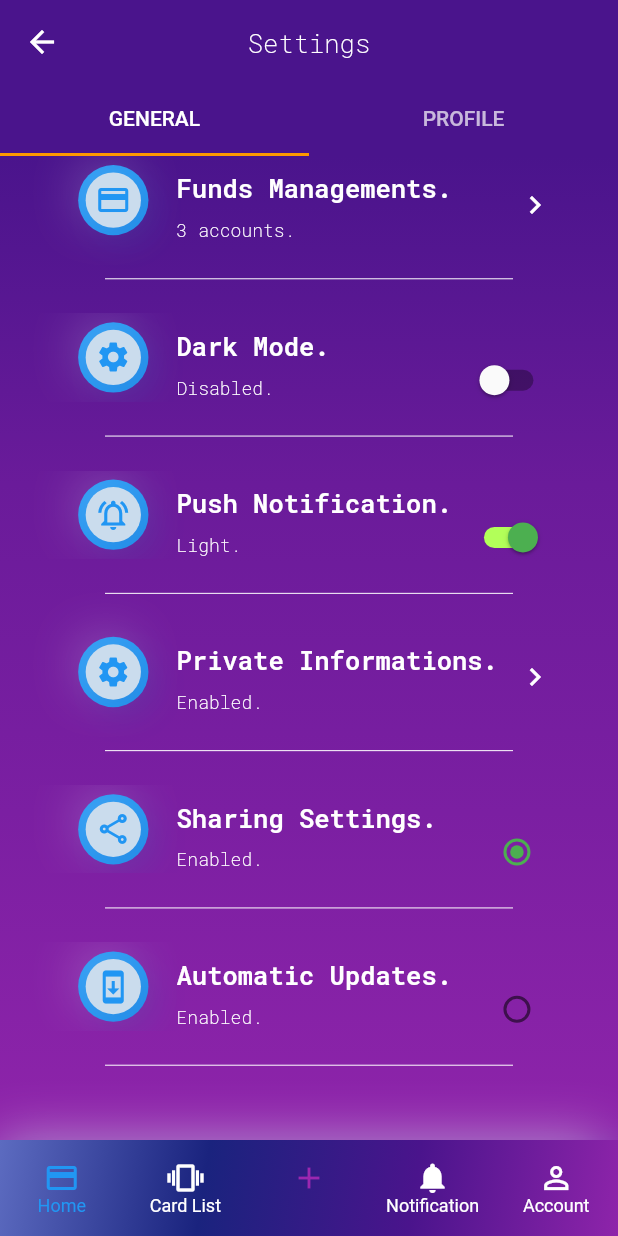
After one commit to Chienja-Dev-Inc/wallet_ui_dev, a Flutter app: the WalletUserProfile screen opened directly, on a phone screen of 412 x 824 dp. The commit adds this screen. Run offline on Flutter 3.47's test engine with Material 2 defaults, Android fonts, the phone set to English and light mode, and no system bars; our stand-ins replace auto_size_text, fl_chart, flutter_swiper, google_fonts, simple_animations, supercharged; missing offline and left inert: credit_card_slider.

Commit message:
settings UI

```diff
--- /dev/null
+++ b/lib/components/settings/wallet_user_profile.dart
@@ -0,0 +1,495 @@
+import 'package:drdp/components/utils/wallet_list_tile_with_icon.dart';
+import 'package:drdp/components/utils/wallet_list_tile_with_widget_trailing.dart';
+import 'package:drdp/components/wallet_bottomnav.dart';
+import 'package:drdp/config/colors.dart';
+import 'package:drdp/config/size.dart';
+import 'package:flutter/material.dart';
+
+class WalletUserProfile extends StatefulWidget {
+  @override
+  _WalletUserProfileState createState() => _WalletUserProfileState();
+}
+
+class _WalletUserProfileState extends State<WalletUserProfile>
+    with SingleTickerProviderStateMixin {
+  TabController _controller;
+
+  int _selectedIndex = 0;
+
+  List<Widget> list = [
+    Tab(
+      text: 'General'.toUpperCase(),
+    ),
+    Tab(
+      text: 'Profile'.toUpperCase(),
+    ),
+  ];
+
+  @override
+  void initState() {
+    super.initState();
+    // Create TabController for getting the index of current tab
+    _controller = TabController(length: list.length, vsync: this);
+
+    _controller.addListener(() {
+      setState(() {
+        _selectedIndex = _controller.index;
+      });
+      print("Selected Index: " + _controller.index.toString());
+    });
+  }
+
+  @override
+  Widget build(BuildContext context) {
+    var height = SizeConfig.getHeight(context);
+    var width = SizeConfig.getWidth(context);
+    return Scaffold(
+      floatingActionButtonLocation: FloatingActionButtonLocation.centerDocked,
+      bottomNavigationBar: WalletBottomNavigation(),
+      appBar: AppBar(
+        elevation: 0.0,
+        backgroundColor: Colors.purple[900],
+        centerTitle: true,
+        leading: Padding(
+          padding: const EdgeInsets.all(15.0),
+          child: InkWell(
+            onTap: () => Navigator.pop(context),
+            child: Icon(Icons.arrow_back_outlined),
+          ),
+        ),
+        actions: [],
+        bottom: TabBar(
+          indicatorColor: Colors.orange,
+          onTap: (index) {
+            // Should not used it as it only called when tab options are clicked,
+            // not when user swapped
+          },
+          controller: _controller,
+          tabs: list,
+        ),
+        title: Text(
+          'Settings',
+          style: AppColors.kFontStyle,
+        ),
+      ),
+      body: TabBarView(
+        controller: _controller,
+        children: [
+          _GeneralTab(),
+          _UserProfileTab(),
+        ],
+      ),
+    );
+  }
+}
+
+class _GeneralTab extends StatefulWidget {
+  @override
+  __GeneralTabState createState() => __GeneralTabState();
+}
+
+class __GeneralTabState extends State<_GeneralTab> {
+  bool darkMode = false;
+  bool pushNotification = true;
+
+  int _radioValue = 0;
+
+  bool _result = false;
+
+  void _handleRadioValueChange(int value) {
+    setState(() {
+      _radioValue = value;
+
+      switch (_radioValue) {
+        case 0:
+          _result = true;
+          break;
+        case 1:
+          _result = true;
+          break;
+        case 2:
+          _result = true;
+          break;
+      }
+    });
+  }
+
+  @override
+  Widget build(BuildContext context) {
+    return Container(
+      decoration: BoxDecoration(
+        gradient: LinearGradient(
+          colors: AppColors.gradienTInTabsColors,
+          begin: Alignment.topCenter,
+          end: Alignment.bottomCenter,
+        ),
+      ),
+      child: ListView(
+        scrollDirection: Axis.vertical,
+        children: [
+          WalletListTileWithIcon(
+            isLeading: true,
+            isTrailing: true,
+            isImage: false,
+            isText: false,
+            subtitle: '3 accounts.',
+            title: 'Funds Managements.',
+            onPressed: () {},
+            icon2: Icon(
+              Icons.chevron_right_outlined,
+              color: Colors.white,
+            ),
+            icon: Icon(
+              Icons.credit_card_outlined,
+              color: Colors.blue,
+            ),
+          ),
+          Padding(
+            padding: AppColors.navThinPadingDivider,
+            child: Divider(color: Colors.white),
+          ),
+          WalletListTileWithWidgetTrailing(
+            isLeading: true,
+            isTrailing: true,
+            isImage: false,
+            isText: false,
+            subtitle: 'Disabled.',
+            title: 'Dark Mode.',
+            onPressed: () {},
+            icon: Icon(
+              Icons.settings,
+              color: Colors.blue,
+            ),
+            childLeading: Switch(
+              value: darkMode,
+              onChanged: (value) {
+                setState(() {
+                  darkMode = value;
+                  print(darkMode);
+                });
+              },
+              activeTrackColor: Colors.lightGreenAccent,
+              activeColor: Colors.green,
+            ),
+          ),
+          Padding(
+            padding: AppColors.navThinPadingDivider,
+            child: Divider(color: Colors.white),
+          ),
+          WalletListTileWithWidgetTrailing(
+            isLeading: true,
+            isTrailing: true,
+            isImage: false,
+            isText: false,
+            subtitle: 'Light.',
+            title: 'Push Notification.',
+            onPressed: () {},
+            icon: Icon(
+              Icons.notifications_on_outlined,
+              color: Colors.blue,
+            ),
+            childLeading: Switch(
+              value: pushNotification,
+              onChanged: (value) {
+                setState(() {
+                  pushNotification = value;
+                  print(pushNotification);
+                });
+              },
+              activeTrackColor: Colors.lightGreenAccent,
+              activeColor: Colors.green,
+            ),
+          ),
+          Padding(
+            padding: AppColors.navThinPadingDivider,
+            child: Divider(color: Colors.white),
+          ),
+          WalletListTileWithWidgetTrailing(
+            isLeading: true,
+            isTrailing: true,
+            isImage: false,
+            isText: false,
+            subtitle: 'Enabled.',
+            title: 'Private Informations.',
+            onPressed: () {},
+            icon: Icon(
+              Icons.settings,
+              color: Colors.blue,
+            ),
+            childLeading: Icon(
+              Icons.chevron_right_outlined,
+              color: Colors.white,
+            ),
+          ),
+          Padding(
+            padding: AppColors.navThinPadingDivider,
+            child: Divider(color: Colors.white),
+          ),
+          WalletListTileWithWidgetTrailing(
+            isLeading: true,
+            isTrailing: true,
+            isImage: false,
+            isText: false,
+            subtitle: 'Enabled.',
+            title: 'Sharing Settings.',
+            onPressed: () {},
+            icon: Icon(
+              Icons.share_outlined,
+              color: Colors.blue,
+            ),
+            childLeading: Radio(
+                value: 0,
+                groupValue: _radioValue,
+                onChanged: _handleRadioValueChange,
+                activeColor: Colors.green),
+          ),
+          Padding(
+            padding: AppColors.navThinPadingDivider,
+            child: Divider(color: Colors.white),
+          ),
+          WalletListTileWithWidgetTrailing(
+            isLeading: true,
+            isTrailing: true,
+            isImage: false,
+            isText: false,
+            subtitle: 'Enabled.',
+            title: 'Automatic Updates.',
+            onPressed: () {},
+            icon: Icon(
+              Icons.system_update,
+              color: Colors.blue,
+            ),
+            childLeading: Radio(
+              value: 1,
+              groupValue: _radioValue,
+              onChanged: _handleRadioValueChange,
+              activeColor: Colors.green,
+            ),
+          ),
+          Padding(
+            padding: AppColors.navThinPadingDivider,
+            child: Divider(color: Colors.white),
+          ),
+        ],
+      ),
+    );
+  }
+}
+
+class _UserProfileTab extends StatelessWidget {
+  @override
+  Widget build(BuildContext context) {
+    var width = SizeConfig.getWidth(context);
+    return Container(
+      decoration: BoxDecoration(
+        gradient: LinearGradient(
+          colors: AppColors.gradienTInTabsColors,
+          begin: Alignment.topCenter,
+          end: Alignment.bottomCenter,
+        ),
+      ),
+      child: ListView(
+        scrollDirection: Axis.vertical,
+        children: [
+          Container(
+            height: width / 1.9,
+            child: Stack(
+              children: [
+                Padding(
+                  padding: EdgeInsets.all(20),
+                  child: Center(
+                    child: CircleAvatar(
+                      backgroundColor: AppColors.successColor,
+                      radius: 60,
+                      child: CircleAvatar(
+                        radius: 58,
+                        backgroundColor: AppColors.primaryWhite,
+                        backgroundImage: AssetImage('assets/images/user.png'),
+                      ),
+                    ),
+                  ),
+                ),
+                Positioned(
+                  bottom: width / 10,
+                  left: width / 3.1,
+                  child: CircleAvatar(
+                    radius: 20,
+                    backgroundColor: AppColors.successColor,
+                    child: CircleAvatar(
+                      radius: 18,
+                      backgroundColor: Colors.blue[900],
+                      child: Icon(
+                        Icons.mode_edit,
+                        color: Colors.white70,
+                      ),
+                    ),
+                  ),
+                )
+              ],
+            ),
+          ),
+          Row(
+            children: [
+              Padding(
+                padding: AppColors.profilePading,
+                child: Text(
+                  'Agoo Clinton',
+                  style: AppColors.kFontBalanceStyle,
+                ),
+              ),
+              Icon(
+                Icons.mode_edit,
+                color: Colors.white70,
+                size: 15,
+              )
+            ],
+          ),
+          Padding(
+            padding: AppColors.profilePading,
+            child: Divider(color: Colors.white),
+          ),
+          Row(
+            children: [
+              Padding(
+                padding: AppColors.profilePading,
+                child: Text(
+                  'Username:',
+                  style: AppColors.kProfileFontStyle,
+                ),
+              ),
+            ],
+          ),
+          Row(
+            children: [
+              Padding(
+                padding: AppColors.profilePading,
+                child: Text(
+                  '@Kchienja.',
+                  style: AppColors.kFontAccountFigStyle,
+                ),
+              ),
+            ],
+          ),
+          Padding(
+            padding: AppColors.profilePading,
+            child: Divider(color: Colors.white),
+          ),
+          Row(
+            children: [
+              Padding(
+                padding: AppColors.profilePading,
+                child: Text(
+                  'Email:',
+                  style: AppColors.kProfileFontStyle,
+                ),
+              ),
+            ],
+          ),
+          Row(
+            children: [
+              Padding(
+                padding: AppColors.profilePading,
+                child: Text(
+                  'computerscience2.10@gmail.com.',
+                  style: AppColors.kEmailProfileFontAccountFigStyle,
+                ),
+              ),
+            ],
+          ),
+          Padding(
+            padding: AppColors.profilePading,
+            child: Divider(color: Colors.white),
+          ),
+          Row(
+            children: [
+              Padding(
+                padding: AppColors.profilePading,
+                child: Text(
+                  'Linked Accounts:',
+                  style: AppColors.kProfileFontStyle,
+                ),
+              ),
+            ],
+          ),
+          Padding(
+            padding: AppColors.profilePading,
+            child: Row(
+              mainAxisAlignment: MainAxisAlignment.start,
+              children: [
+                CircleAvatar(
+                  radius: 30,
+                  backgroundColor: AppColors.successColor,
+                  child: CircleAvatar(
+                    radius: 29,
+                    backgroundColor: AppColors.primaryWhite,
+                    child: Icon(Icons.add),
+                  ),
+                ),
+                SizedBox(width: 10),
+                CircleAvatar(
+                  radius: 30,
+                  backgroundColor: AppColors.successColor,
+                  child: CircleAvatar(
+                    radius: 28,
+                    backgroundColor: AppColors.primaryWhite,
+                    backgroundImage: AssetImage('assets/profile/user1.jpg'),
+                  ),
+                ),
+                SizedBox(width: 10),
+                CircleAvatar(
+                  radius: 30,
+                  backgroundColor: AppColors.successColor,
+                  child: CircleAvatar(
+                    radius: 28,
+                    backgroundColor: AppColors.primaryWhite,
+                    backgroundImage: AssetImage('assets/profile/user2.jpg'),
+                  ),
+                ),
+                SizedBox(width: 10),
+                CircleAvatar(
+                  radius: 30,
+                  backgroundColor: AppColors.successColor,
+                  child: CircleAvatar(
+                    radius: 28,
+                    backgroundColor: AppColors.primaryWhite,
+                    backgroundImage: AssetImage('assets/profile/user3.jpg'),
+                  ),
+                ),
+              ],
+            ),
+          ),
+          Padding(
+            padding: AppColors.profilePading,
+            child: Divider(color: Colors.white),
+          ),
+          Row(
+            children: [
+              Padding(
+                padding: AppColors.profilePading,
+                child: Text(
+                  'Account Description.',
+                  style: AppColors.kProfileFontStyle,
+                ),
+              ),
+            ],
+          ),
+          Row(
+            children: [
+              Padding(
+                padding: AppColors.profilePading,
+                child: Text(
+                  " Lorem ipsum dolor sit amet \nconsectetur adipisicing elit. \nRepellat assumenda accusamus animi\n quasi maiores ducimus autem\n reprehenderit! Temporibus\n reiciendis vitae quia similique\n ratione. Sint facilis ipsa magni\n delectus itaque quae quibusdam,\n explicabo nemo qui fugit. ",
+                  style: AppColors.kEmailProfileFontAccountFigStyle,
+                ),
+              ),
+            ],
+          ),
+          Padding(
+            padding: AppColors.profilePading,
+            child: Divider(color: Colors.white),
+          ),
+        ],
+      ),
+    );
+  }
+}
--- /dev/null
+++ b/lib/components/utils/wallet_list_tile_with_widget_trailing.dart
@@ -0,0 +1,108 @@
+import 'package:flutter/material.dart';
+
+import 'package:drdp/config/colors.dart';
+import 'package:drdp/config/size.dart';
+
+class WalletListTileWithWidgetTrailing extends StatelessWidget {
+  final String subtitle;
+  final Function onPressed;
+  final String title;
+  final Icon icon;
+
+  final bool isImage;
+  final bool isText;
+  final String text;
+  final Image image;
+
+  final bool isTrailing;
+  final bool isLeading;
+
+  final Widget childLeading;
+
+  WalletListTileWithWidgetTrailing({
+    Key key,
+    @required this.subtitle,
+    this.onPressed,
+    @required this.title,
+    @required this.isImage,
+    @required this.isTrailing,
+    @required this.isLeading,
+    this.image,
+    this.childLeading,
+    @required this.isText,
+    this.icon,
+
+    this.text,
+  }) : super(key: key);
+  @override
+  Widget build(BuildContext context) {
+    var width = SizeConfig.getWidth(context);
+    return Container(
+      height: width / 7,
+      child: Stack(
+        children: [
+          Positioned(
+            left: width / 10,
+            child: Container(
+              height: width / 7,
+              width: width / 6,
+              decoration: BoxDecoration(
+                shape: BoxShape.circle,
+              ),
+              child: Stack(
+                children: <Widget>[
+                  Center(
+                    child: Container(
+                      margin: EdgeInsets.all(6),
+                      decoration: BoxDecoration(
+                        color: Colors.blue,
+                        shape: BoxShape.circle,
+                      ),
+                    ),
+                  ),
+                  Center(
+                    child: Container(
+                      margin: EdgeInsets.all(11),
+                      decoration: BoxDecoration(
+                        color: AppColors.primaryWhite,
+                        boxShadow: AppColors.neumorpShadow,
+                        shape: BoxShape.circle,
+                      ),
+                    ),
+                  ),
+                  Padding(
+                    padding: const EdgeInsets.all(8.0),
+                    child: Center(
+                      child: isLeading
+                          ? isImage
+                              ? image
+                              : icon
+                          : isImage
+                              ? image
+                              : icon,
+                    ),
+                  )
+                ],
+              ),
+            ),
+          ),
+          Positioned(
+            left: width / 3.5,
+            top: width / 40,
+            child: Text(title, style: AppColors.kFontNavStyle),
+          ),
+          Positioned(
+            left: width / 3.5,
+            top: width / 10,
+            child: Text(subtitle, style: AppColors.kAddFundSubFontStyle),
+          ),
+          Positioned(
+              right: width / 9.5,
+              top: width / 20,
+              child: childLeading
+          ),
+        ],
+      ),
+    );
+  }
+}
--- a/lib/config/colors.dart
+++ b/lib/config/colors.dart
@@ -3,12 +3,15 @@ import 'package:google_fonts/google_fonts.dart';
 
 class AppColors {
   static Color primaryWhite = Color(0xFFCADCED);
+  static Color successColor = Colors.green[700];
 
   // static Color primaryWhite = Colors.indigo[100];
   static EdgeInsets navPading = EdgeInsets.fromLTRB(70.0, 10, 70, 10);
   static EdgeInsets addFundPading = EdgeInsets.fromLTRB(40.0, 10, 70, 0);
   static EdgeInsets addRulePading = EdgeInsets.fromLTRB(40.0, 20, 280, 10);
   static EdgeInsets navPadingDivider = EdgeInsets.fromLTRB(70.0, 25, 70, 25);
+  static EdgeInsets navThinPadingDivider = EdgeInsets.fromLTRB(70.0, 15, 70, 15);
+  static EdgeInsets profilePading = EdgeInsets.fromLTRB(25.0, 5, 25, 10);
   static EdgeInsets addFundPadingDivider = EdgeInsets.fromLTRB(40.0, 10, 40, 0);
   // static EdgeInsets navPading2 = EdgeInsets.fromLTRB(10.0, 60, 70, 10);
   static List pieColors = [
@@ -22,6 +25,7 @@ class AppColors {
   static TextStyle kFontNavStyle = GoogleFonts.getFont('Roboto Mono',color: Colors.white, fontWeight: FontWeight.w600, fontSize: 17);
   static TextStyle kFontStyle = GoogleFonts.getFont('Roboto Mono',color: Colors.white, fontWeight: FontWeight.w200, fontSize: 17);
   static TextStyle kAddFundSubFontStyle = GoogleFonts.getFont('Roboto Mono',color: Colors.white, fontWeight: FontWeight.w200, fontSize: 12);
+  static TextStyle kProfileFontStyle = GoogleFonts.getFont('Roboto Mono',color: Colors.white, fontWeight: FontWeight.w200, fontSize: 15);
   static TextStyle kAddFundFontStyle = GoogleFonts.getFont('Merriweather',color: Colors.white, fontWeight: FontWeight.w300, fontSize: 15);
   static TextStyle kFontDollarStyle = GoogleFonts.getFont('Poppins',
       color: Colors.white, fontWeight: FontWeight.w200, fontSize: 17);
@@ -31,8 +35,8 @@ class AppColors {
       color: Colors.blueGrey, fontWeight: FontWeight.bold, fontSize: 50);
   static TextStyle kFontBalanceFigStyle = GoogleFonts.getFont('Merriweather',
       color: Colors.white, fontWeight: FontWeight.w100, fontSize: 45);
-  static TextStyle kFontAccountFigStyle = GoogleFonts.getFont('Merriweather',
-      color: Colors.white, fontWeight: FontWeight.w100, fontSize: 25);
+  static TextStyle kFontAccountFigStyle = GoogleFonts.getFont('Merriweather',color: Colors.white, fontWeight: FontWeight.w100, fontSize: 25);
+  static TextStyle kEmailProfileFontAccountFigStyle = GoogleFonts.getFont('Merriweather',color: Colors.white, fontWeight: FontWeight.w100, fontSize: 18);
   static List<Color> gradienColors = [
     Colors.indigo[400],
     Colors.indigo[900],
--- a/pubspec.yaml
+++ b/pubspec.yaml
@@ -56,6 +56,7 @@ flutter:
 
   assets:
     - assets/images/
+    - assets/profile/
   #   - images/a_dot_ham.jpeg
 
   # An image asset can refer to one or more resolution-specific "variants", see
```
Also changed, not shown: lib/components/wallet_add_accounts.dart (+18 -6 lines), lib/components/wallet_drawer_bar.dart (+13 -5 lines), assets/profile/user1.jpg (added), assets/profile/user2.jpg (added), assets/profile/user3.jpg (added).
